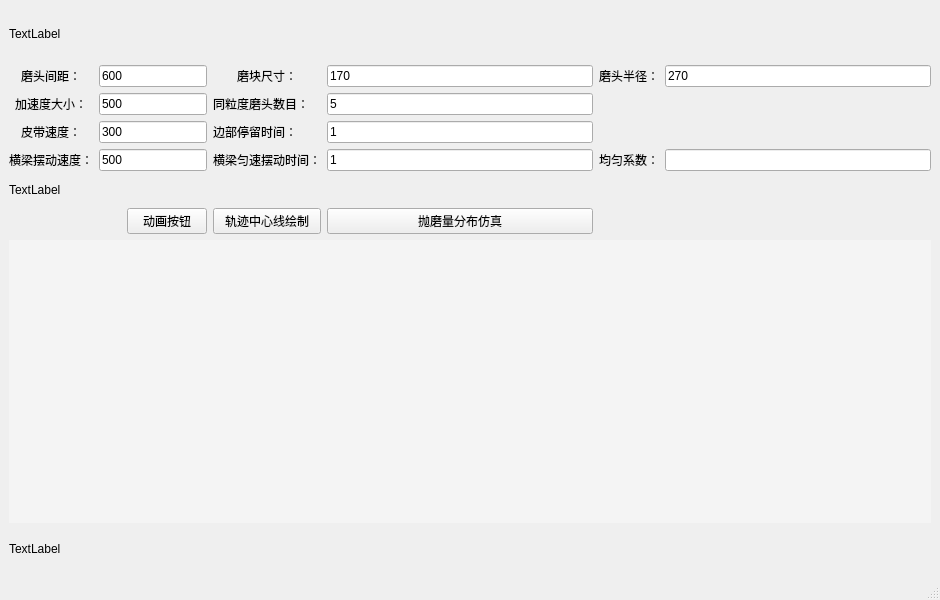
Before: the Qt Designer form Equal_Sim.ui in wuheideyun/PolishingParameterNew, drawn with Qt 5.
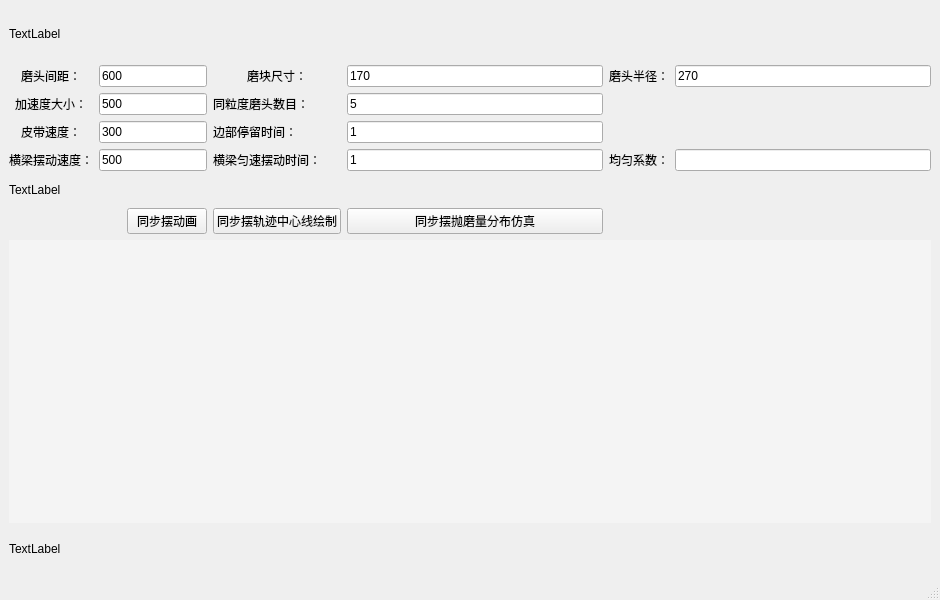
After: the same form once the commit is applied.

Commit message: 同步组件名

Patch:
```diff
--- a/Equal_Sim.ui
+++ b/Equal_Sim.ui
@@ -66,7 +66,7 @@
     <item row="6" column="3">
      <widget class="QPushButton" name="middle_line_button">
       <property name="text">
-       <string>轨迹中心线绘制</string>
+       <string>同步摆轨迹中心线绘制</string>
       </property>
      </widget>
     </item>
@@ -181,14 +181,14 @@
     <item row="6" column="2">
      <widget class="QPushButton" name="animation_button">
       <property name="text">
-       <string>动画按钮</string>
+       <string>同步摆动画</string>
       </property>
      </widget>
     </item>
     <item row="6" column="4">
      <widget class="QPushButton" name="simulation_button">
       <property name="text">
-       <string>抛磨量分布仿真</string>
+       <string>同步摆抛磨量分布仿真</string>
       </property>
      </widget>
     </item>
```
Left out of the diff: 46 changed lines with no effect on the pictures. The commit also changes 15 other files.
